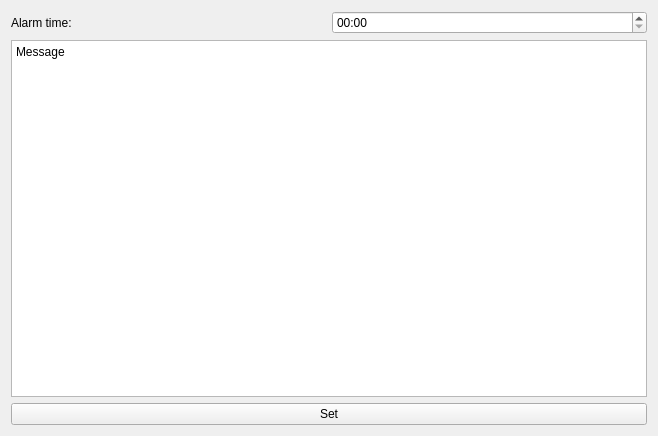
This is src/addalarm.ui in bgallois/OpenJournal as Qt 5 draws it before an edit. The edited form follows.
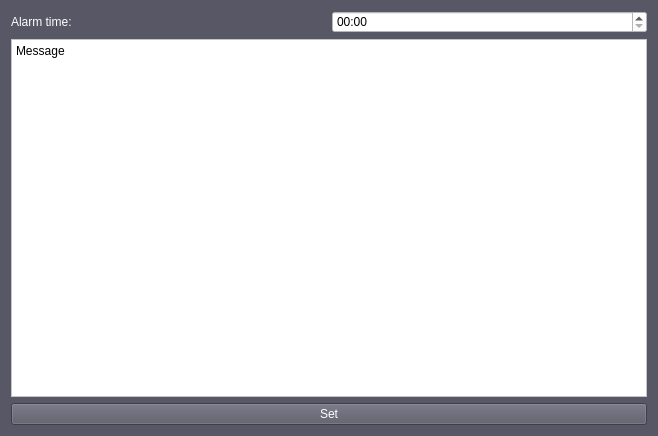
This is the edited form.

Patch:
```diff
--- a/src/addalarm.ui
+++ b/src/addalarm.ui
@@ -13,15 +13,26 @@
   <property name="windowTitle">
    <string>Form</string>
   </property>
+  <property name="styleSheet">
+   <string notr="true">font: 13pt &quot;Lato&quot;;
+background-color: rgb(87, 87, 102);
+color: #FFFFFF;
+selection-background-color: #349beb;
+</string>
+  </property>
   <layout class="QGridLayout" name="gridLayout">
    <item row="1" column="0">
     <widget class="QTextEdit" name="message">
+     <property name="styleSheet">
+      <string notr="true">background-color: rgb(255, 255, 255);
+color: rgb(0, 0, 0);</string>
+     </property>
      <property name="html">
       <string>&lt;!DOCTYPE HTML PUBLIC &quot;-//W3C//DTD HTML 4.0//EN&quot; &quot;http://www.w3.org/TR/REC-html40/strict.dtd&quot;&gt;
 &lt;html&gt;&lt;head&gt;&lt;meta name=&quot;qrichtext&quot; content=&quot;1&quot; /&gt;&lt;style type=&quot;text/css&quot;&gt;
 p, li { white-space: pre-wrap; }
-&lt;/style&gt;&lt;/head&gt;&lt;body style=&quot; font-family:'Sans Serif'; font-size:9pt; font-weight:400; font-style:normal;&quot;&gt;
-&lt;p style=&quot; margin-top:0px; margin-bottom:0px; margin-left:0px; margin-right:0px; -qt-block-indent:0; text-indent:0px;&quot;&gt;Message&lt;/p&gt;&lt;/body&gt;&lt;/html&gt;</string>
+&lt;/style&gt;&lt;/head&gt;&lt;body style=&quot; font-family:'Lato'; font-size:13pt; font-weight:400; font-style:normal;&quot;&gt;
+&lt;p style=&quot; margin-top:0px; margin-bottom:0px; margin-left:0px; margin-right:0px; -qt-block-indent:0; text-indent:0px;&quot;&gt;&lt;span style=&quot; font-family:'Sans Serif'; font-size:9pt;&quot;&gt;Message&lt;/span&gt;&lt;/p&gt;&lt;/body&gt;&lt;/html&gt;</string>
      </property>
     </widget>
    </item>
@@ -36,6 +47,11 @@
      </item>
      <item>
       <widget class="QTimeEdit" name="time">
+       <property name="styleSheet">
+        <string notr="true">font: 13pt &quot;Lato&quot;;
+background-color: rgb(255, 255, 255);
+color: rgb(0, 0, 0);</string>
+       </property>
        <property name="displayFormat">
         <string>HH:mm</string>
        </property>
@@ -45,6 +61,9 @@
    </item>
    <item row="2" column="0">
     <widget class="QPushButton" name="setButton">
+     <property name="styleSheet">
+      <string notr="true"/>
+     </property>
      <property name="text">
       <string>Set</string>
      </property>
```
